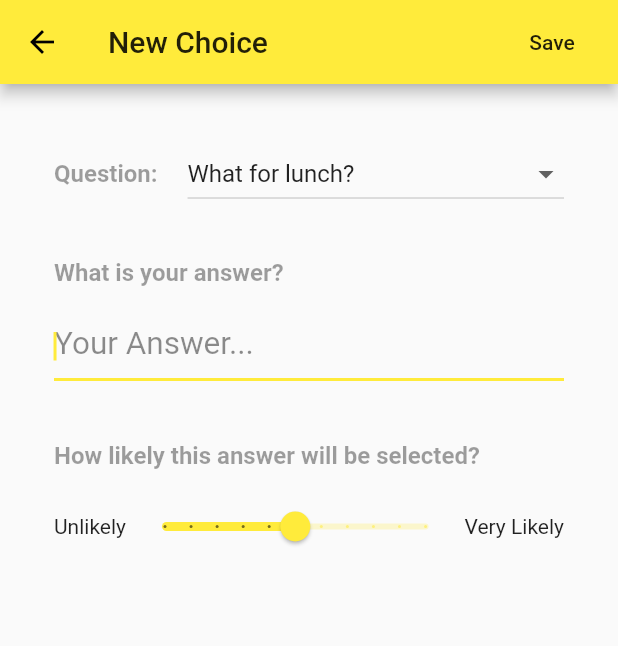
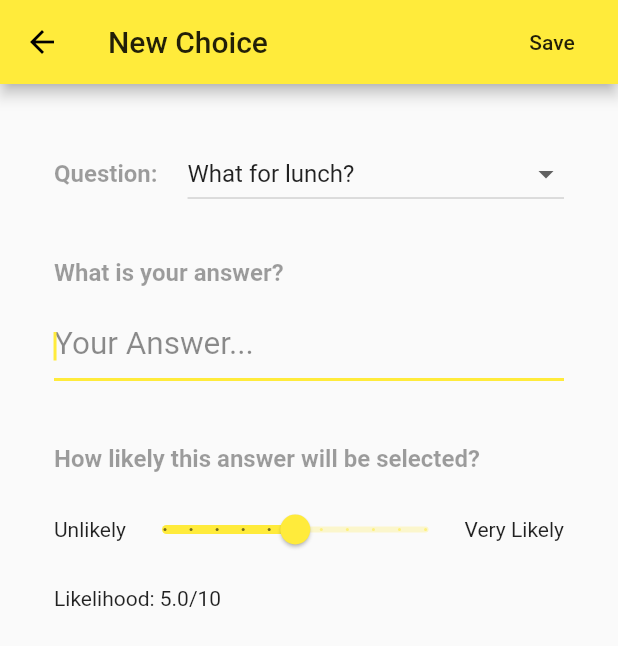
Before and after one commit to yshean/flutter-choice-maker, a Flutter app: the AddNewDialog screen opened directly, on a phone screen of 412 x 824 dp. Shown: the top 646 px of the screen. Run offline on Flutter 3.47's test engine with Material 2 defaults, Android fonts, the light colour scheme and no system bars; our stand-ins replace flutter_slidable, mobx, sticky_headers; generated files the repository leaves out were written again.

Commit message:
Add likelihood display

```diff
--- a/lib/AddNewDialog.dart
+++ b/lib/AddNewDialog.dart
@@ -87,7 +87,7 @@ class _AddNewDialogState extends State<AddNewDialog> {
                     fontSize: 21.0,
                   )),
             ),
-            Container(height: 40.0),
+            Container(height: 42.0),
             Text(
               "How likely this answer will be selected?",
               style: TextStyle(
@@ -114,6 +114,8 @@ class _AddNewDialogState extends State<AddNewDialog> {
                 Text("Very Likely"),
               ],
             ),
+            Container(height: 14.0),
+            Text("Likelihood: ${_sliderValue}/10"),
           ],
         ),
       ),
```
